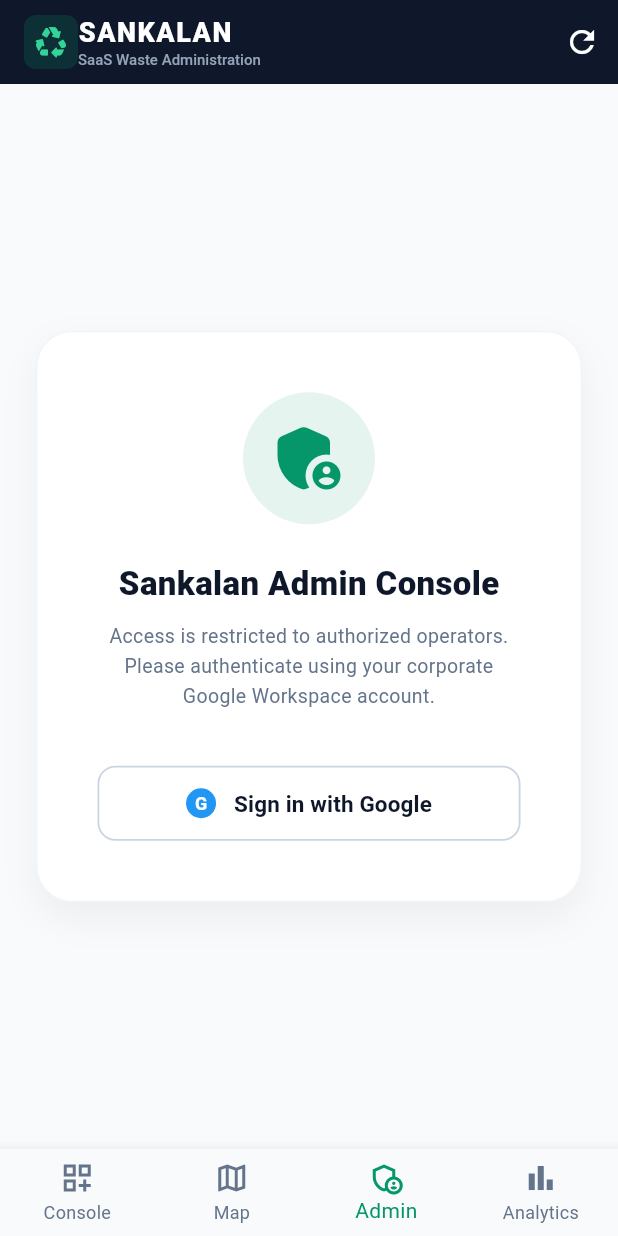
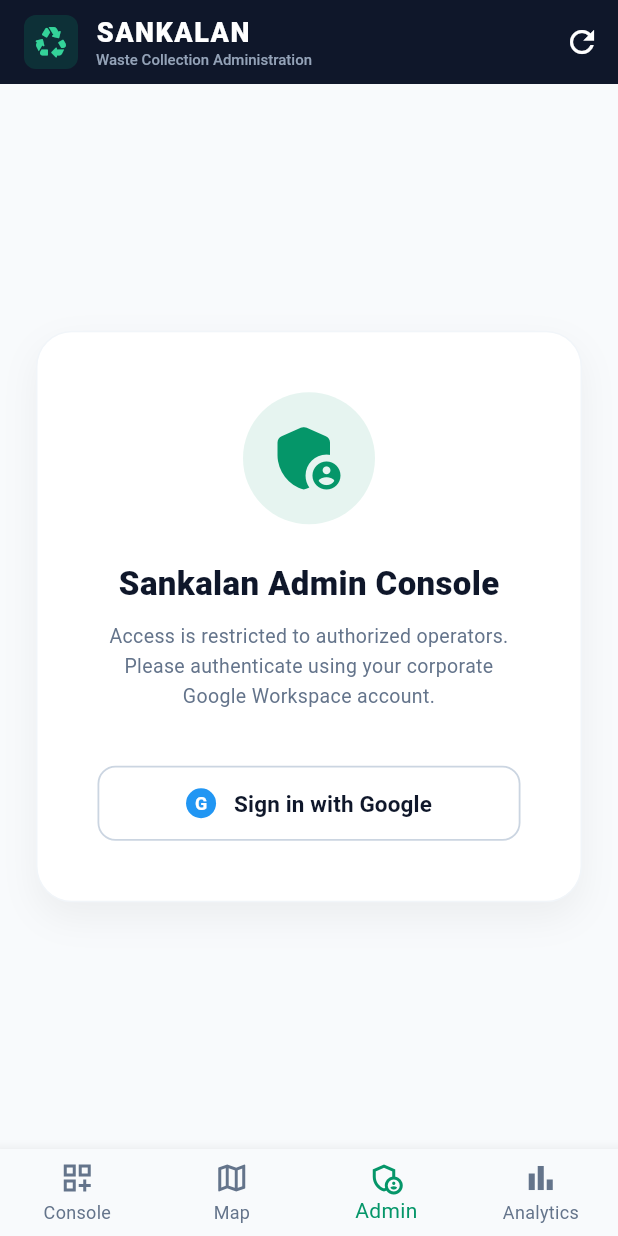
Before and after one commit to Upendra48/Sankalan, a Flutter app: the screen it shows after launch, item 3 of the bottom bar chosen, on a phone screen of 412 x 824 dp. Run offline on Flutter 3.47's test engine with Material 3 defaults, Android fonts, the phone set to English and light mode, and no system bars; our stand-ins replace fl_chart, flutter_map, latlong2, lottie; network calls fail.

Commit message:
Update: Home Icon UI

```diff
--- a/frontend/lib/main.dart
+++ b/frontend/lib/main.dart
@@ -275,6 +275,7 @@
               ),
               child: const Icon(Icons.recycling_rounded, size: 24, color: Color(0xFF34D399)),
             ),
+            const SizedBox(width: 12),
             const Column(
               crossAxisAlignment: CrossAxisAlignment.start,
               children: [
@@ -288,7 +289,7 @@
                   ),
                 ),
                 Text(
-                  'SaaS Waste Administration',
+                  'Waste Collection Administration',
                   style: TextStyle(fontSize: 10, color: Color(0xFF94A3B8), fontWeight: FontWeight.w500),
                 ),
               ],
```
